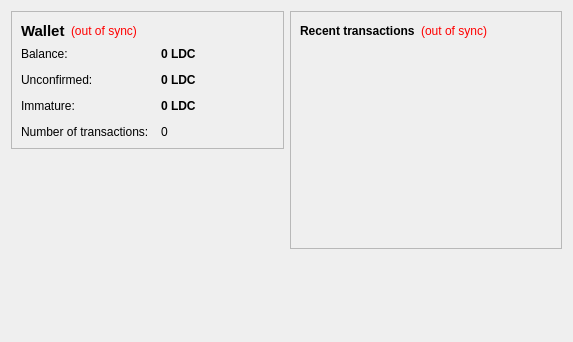
This is src/qt/forms/overviewpage.ui in 2phan/Leader-Coin as Qt 5 draws it before an edit. The edited form follows.
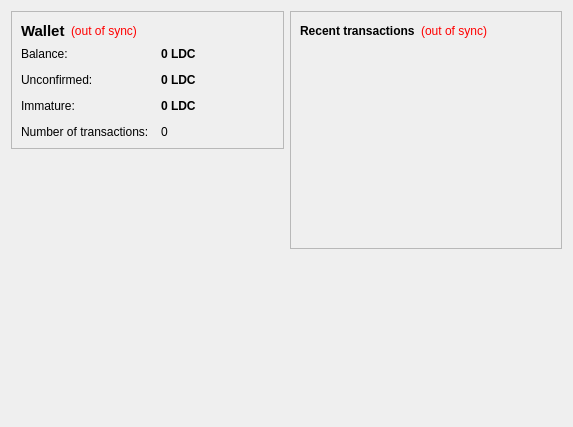
This is the edited form. Icons and pictures are not drawn.

```diff
--- a/src/qt/forms/overviewpage.ui
+++ b/src/qt/forms/overviewpage.ui
@@ -7,7 +7,7 @@
     <x>0</x>
     <y>0</y>
     <width>573</width>
-    <height>342</height>
+    <height>427</height>
    </rect>
   </property>
   <property name="windowTitle">
```
Left out of the diff: 41 changed lines with no effect on the pictures.
